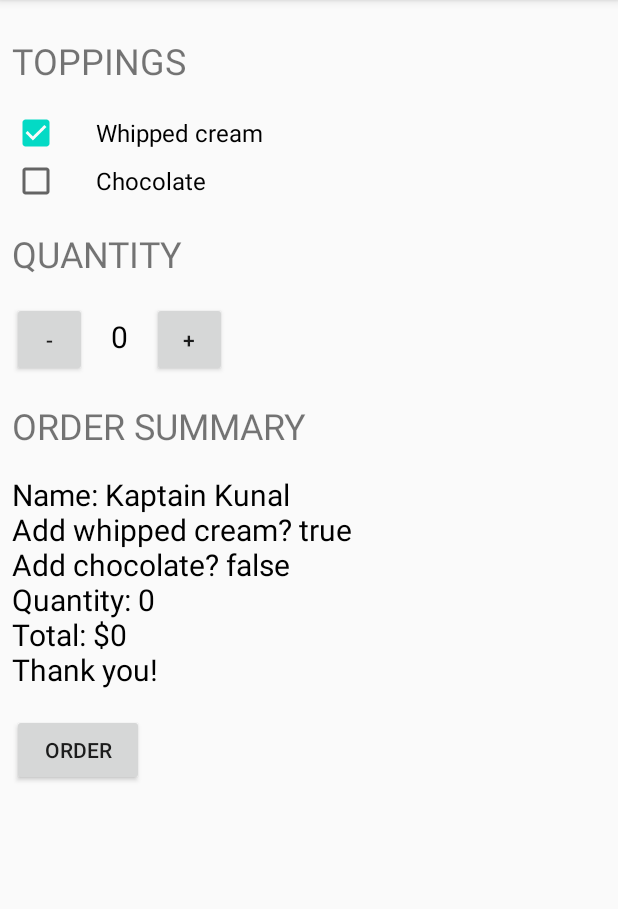
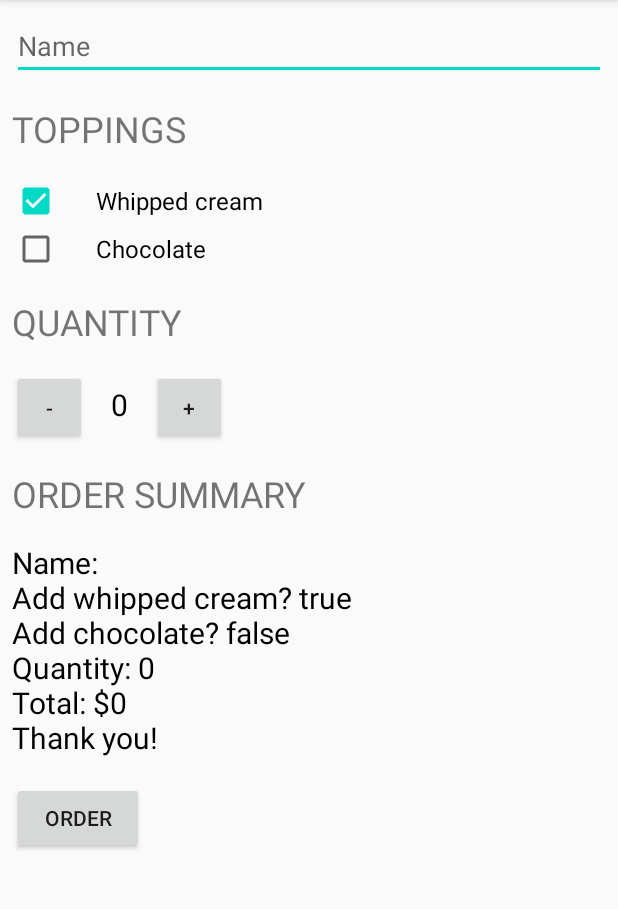
Before and after one commit to ytp327/android, an Android app: the screen it shows after launch (MainActivity), after a tap on "ORDER", on a phone screen of 412 x 824 dp, the part 84-993 px from its top. Run offline under Robolectric (Android 15) with nearby library versions, the phone set to English and light mode, and no system bars; 1 other tap on this screen came first.

Commit message:
2020-06-05

```diff
--- a/JustJava/app/src/main/java/com/example/android/justjava/MainActivity.java
+++ b/JustJava/app/src/main/java/com/example/android/justjava/MainActivity.java
@@ -5,6 +5,7 @@ import androidx.appcompat.app.AppCompatActivity;
 import android.os.Bundle;
 import android.view.View;
 import android.widget.CheckBox;
+import android.widget.EditText;
 import android.widget.TextView;
 
 public class MainActivity extends AppCompatActivity {
@@ -34,8 +35,10 @@ public class MainActivity extends AppCompatActivity {
     private String createOrderSummary(int price){
         String cc = "false";
         CheckBox ChocolateCheckBox = (CheckBox) findViewById(R.id.chocolate_checkBox);
+        EditText nameInput = (EditText) findViewById(R.id.name);
         if (ChocolateCheckBox.isChecked()) cc = "true";
-        return "Name: Kaptain Kunal\nAdd whipped cream? "+ wc + "\nAdd chocolate? " + cc
+        String name = nameInput.getText().toString();
+        return "Name: "+ name + "\nAdd whipped cream? " + wc + "\nAdd chocolate? " + cc
                 +"\nQuantity: " + quantity + "\nTotal: $" + price + "\nThank you!";
     }
 
--- a/JustJava/app/src/main/res/layout/activity_main.xml
+++ b/JustJava/app/src/main/res/layout/activity_main.xml
@@ -11,6 +11,13 @@
         tools:context=".MainActivity"
         android:padding="8dp"
         android:orientation="vertical">
+
+        <EditText
+            android:id="@+id/name"
+            android:layout_width="match_parent"
+            android:layout_height="wrap_content"
+            android:hint="Name"
+            android:inputType="textCapWords" />
 
         <TextView
             android:layout_width="wrap_content"
```
